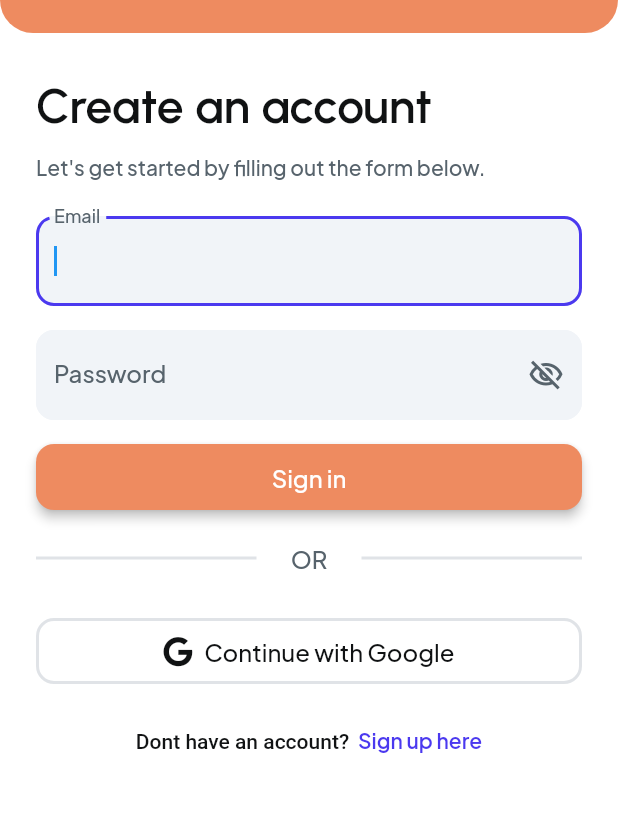
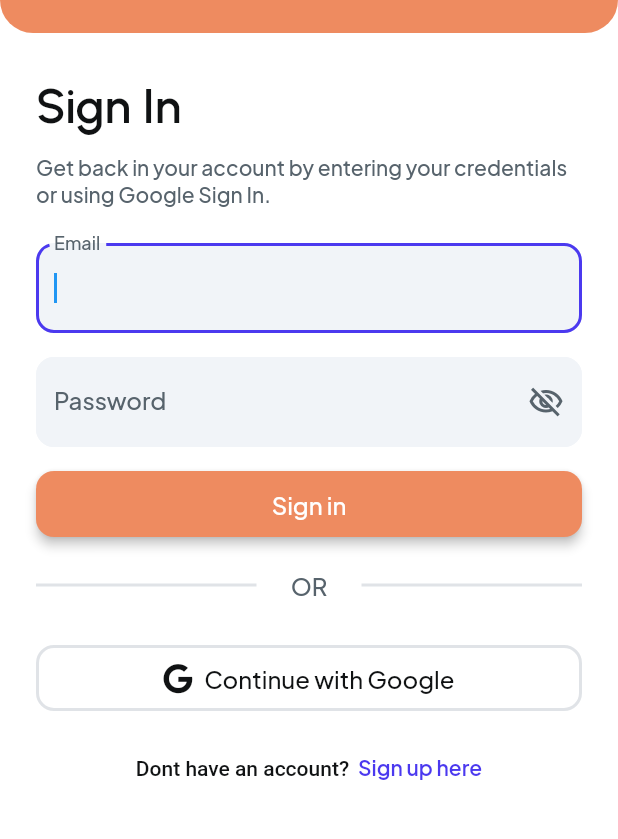
Before and after one commit to hashimhayat/fitbuddy, a Flutter app: the LoginPageWidget screen opened by its route, on a phone screen of 412 x 824 dp, the part 207-1046 px from its top. Run offline on Flutter 3.47's test engine with Material 2 defaults, Android fonts, the phone set to English and light mode, and no system bars; drawn by our look-alikes of auto_size_text; our stand-ins replace built_collection, built_value, cached_network_image, cloud_firestore, easy_debounce, file_picker and 22 more; missing offline and left inert: blurhash_dart, json_path, mime_type, swipeable_card_stack; accounts and stored records are empty; network calls fail.

Commit message:
feat: change the title for the sign in page

```diff
--- a/lib/pages/login_page/login_page_widget.dart
+++ b/lib/pages/login_page/login_page_widget.dart
@@ -119,7 +119,7 @@ class _LoginPageWidgetState extends State<LoginPageWidget> {
                                   crossAxisAlignment: CrossAxisAlignment.start,
                                   children: [
                                     Text(
-                                      'Create an account',
+                                      'Sign In',
                                       style: FlutterFlowTheme.of(context)
                                           .headlineLarge
                                           .override(
@@ -133,7 +133,7 @@ class _LoginPageWidgetState extends State<LoginPageWidget> {
                                       padding: EdgeInsetsDirectional.fromSTEB(
                                           0.0, 12.0, 0.0, 24.0),
                                       child: Text(
-                                        'Let\'s get started by filling out the form below.',
+                                        'Get back in your account by entering your credentials or using Google Sign In.',
                                         style: FlutterFlowTheme.of(context)
                                             .labelMedium
                                             .override(
```
